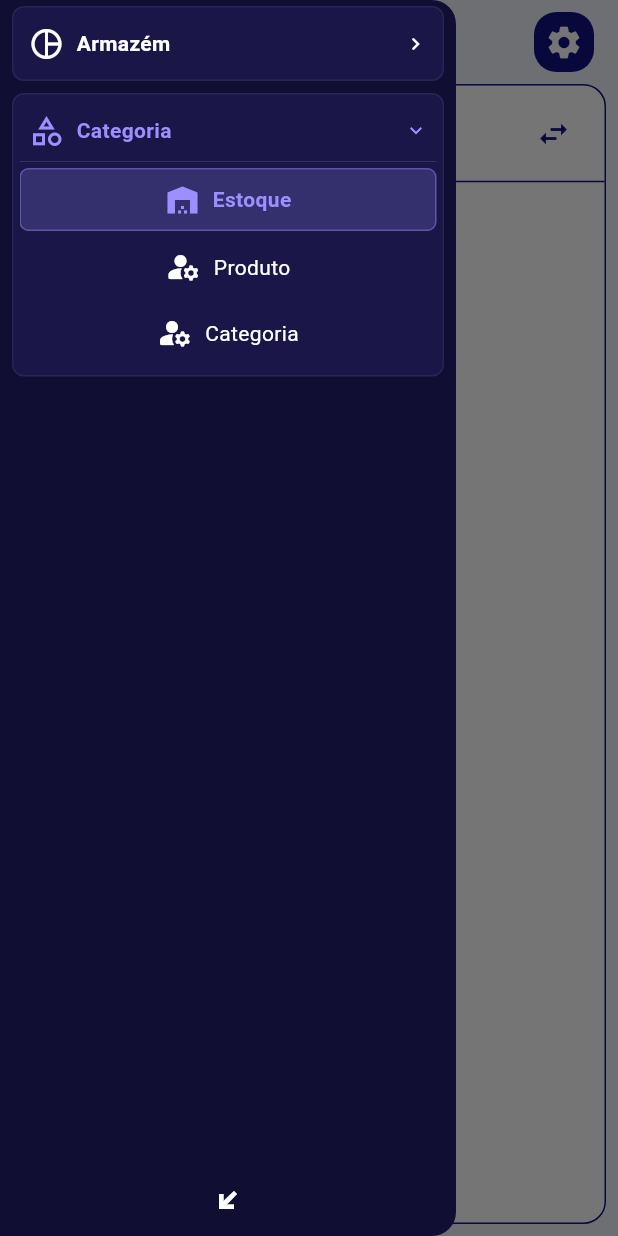
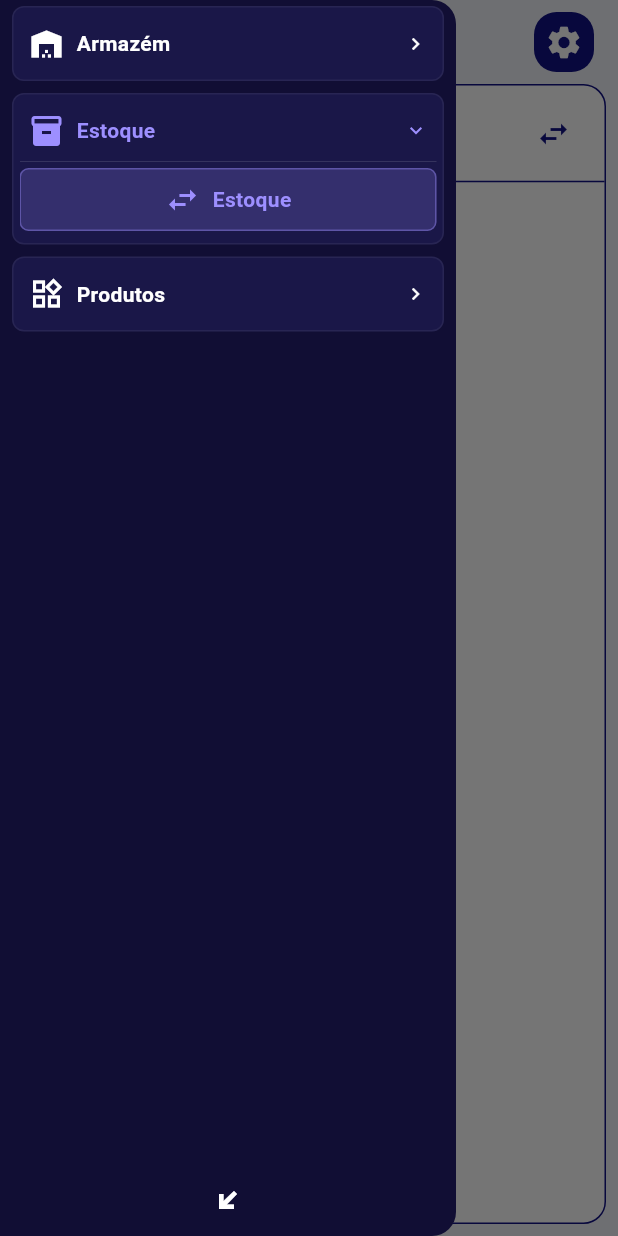
Before and after one commit to kenaiebatista/hazard, a Flutter app: the StockScreen screen opened by its route, after a tap on the "menu" icon, on a phone screen of 412 x 824 dp. Run offline on Flutter 3.47's test engine with Material 3 defaults, Android fonts, the phone set to English and light mode, and no system bars; our stand-ins replace go_router, syncfusion_flutter_charts.

Commit message:
Refactor screens, providers, usecases

```diff
--- a/lib/l10n/app_en.arb
+++ b/lib/l10n/app_en.arb
@@ -38,7 +38,8 @@
   "warehouseManageTitle": "Manage Warehouse",
 
   "sidebarModuleWarehouse": "Warehouse",
-  "sidebarModuleCategory": "Category",
+  "sidebarModuleStock": "Stock",
+  "sidebarModuleProduct": "Products",
 
   "categoryTitle": "Category",
   "categoryEmpty": "No categories registered.",
--- a/lib/l10n/app_es.arb
+++ b/lib/l10n/app_es.arb
@@ -38,7 +38,8 @@
   "warehouseManageTitle": "Gestionar Almacén",
 
   "sidebarModuleWarehouse": "Almacén",
-  "sidebarModuleCategory": "Categoría",
+  "sidebarModuleStock": "Inventario",
+  "sidebarModuleProduct": "Productos",
 
   "categoryTitle": "Categoría",
   "categoryEmpty": "No hay categorías registradas.",
--- a/lib/l10n/app_localizations.dart
+++ b/lib/l10n/app_localizations.dart
@@ -274,11 +274,17 @@ abstract class AppLocalizations {
   /// **'Armazém'**
   String get sidebarModuleWarehouse;
 
-  /// No description provided for @sidebarModuleCategory.
+  /// No description provided for @sidebarModuleStock.
   ///
   /// In pt, this message translates to:
-  /// **'Categoria'**
-  String get sidebarModuleCategory;
+  /// **'Estoque'**
+  String get sidebarModuleStock;
+
+  /// No description provided for @sidebarModuleProduct.
+  ///
+  /// In pt, this message translates to:
+  /// **'Produtos'**
+  String get sidebarModuleProduct;
 
   /// No description provided for @categoryTitle.
   ///
--- a/lib/l10n/app_localizations_en.dart
+++ b/lib/l10n/app_localizations_en.dart
@@ -99,7 +99,10 @@ class AppLocalizationsEn extends AppLocalizations {
   String get sidebarModuleWarehouse => 'Warehouse';
 
   @override
-  String get sidebarModuleCategory => 'Category';
+  String get sidebarModuleStock => 'Stock';
+
+  @override
+  String get sidebarModuleProduct => 'Products';
 
   @override
   String get categoryTitle => 'Category';
--- a/lib/l10n/app_localizations_es.dart
+++ b/lib/l10n/app_localizations_es.dart
@@ -99,7 +99,10 @@ class AppLocalizationsEs extends AppLocalizations {
   String get sidebarModuleWarehouse => 'Almacén';
 
   @override
-  String get sidebarModuleCategory => 'Categoría';
+  String get sidebarModuleStock => 'Inventario';
+
+  @override
+  String get sidebarModuleProduct => 'Productos';
 
   @override
   String get categoryTitle => 'Categoría';
--- a/lib/l10n/app_localizations_pt.dart
+++ b/lib/l10n/app_localizations_pt.dart
@@ -99,7 +99,10 @@ class AppLocalizationsPt extends AppLocalizations {
   String get sidebarModuleWarehouse => 'Armazém';
 
   @override
-  String get sidebarModuleCategory => 'Categoria';
+  String get sidebarModuleStock => 'Estoque';
+
+  @override
+  String get sidebarModuleProduct => 'Produtos';
 
   @override
   String get categoryTitle => 'Categoria';
--- a/lib/l10n/app_pt.arb
+++ b/lib/l10n/app_pt.arb
@@ -38,7 +38,8 @@
   "warehouseManageTitle": "Gerenciar Armazém",
 
   "sidebarModuleWarehouse": "Armazém",
-  "sidebarModuleCategory": "Categoria",
+  "sidebarModuleStock": "Estoque",
+  "sidebarModuleProduct": "Produtos",
 
   "categoryTitle": "Categoria",
   "categoryEmpty": "Nenhuma categoria cadastrada.",
--- a/lib/presentation/providers/sidebar_provider.dart
+++ b/lib/presentation/providers/sidebar_provider.dart
@@ -35,7 +35,8 @@ class SideBarProvider extends ChangeNotifier {
   void _init() async {
     final json = {
       'modulo1': ['warehouse', 'warehouse_manage'],
-      'modulo2': ['stock', 'product', 'category'],
+      'modulo2': ['stock'],
+      'modulo3': ['product', 'category'],
     };
 
     for (final key in json.keys) {
@@ -46,7 +47,7 @@ class SideBarProvider extends ChangeNotifier {
           module = SidebarGroup(
             textCode: key,
             title: 'Armazém',
-            icon: Icons.pie_chart_outline,
+            icon: Icons.warehouse,
             items: [],
           );
 
@@ -59,12 +60,12 @@ class SideBarProvider extends ChangeNotifier {
               case 'warehouse':
                 itemName = 'Armazém';
                 itemRoute = '/warehouse';
-                itemIcon = Icons.warehouse;
+                itemIcon = Icons.list_alt;
                 break;
               case 'warehouse_manage':
                 itemName = 'Gestão';
                 itemRoute = '/warehouse/management';
-                itemIcon = Icons.manage_accounts_rounded;
+                itemIcon = Icons.dashboard_outlined;
                 break;
             }
 
@@ -85,8 +86,8 @@ class SideBarProvider extends ChangeNotifier {
         case 'modulo2':
           module = SidebarGroup(
             textCode: key,
-            title: 'Categoria',
-            icon: Icons.category_outlined,
+            title: 'Estoque',
+            icon: Icons.inventory,
             items: [],
           );
 
@@ -99,17 +100,47 @@ class SideBarProvider extends ChangeNotifier {
               case 'stock':
                 itemName = 'Estoque';
                 itemRoute = '/stock';
-                itemIcon = Icons.warehouse;
+                itemIcon = Icons.swap_horiz;
                 break;
+            }
+
+            if (itemRoute == null) {
+              continue;
+            }
+
+            module.items.add(
+              SidebarItem(
+                textCode: item,
+                title: itemName!,
+                route: itemRoute,
+                icon: itemIcon!,
+              ),
+            );
+          }
+          break;
+        case 'modulo3':
+          module = SidebarGroup(
+            textCode: key,
+            title: 'Produtos',
+            icon: Icons.widgets_outlined,
+            items: [],
+          );
+
+          for (final item in json[key] ?? []) {
+            String? itemName;
+            String? itemRoute;
+            IconData? itemIcon;
+
+            switch (item) {
               case 'product':
                 itemName = 'Produto';
                 itemRoute = '/product';
-                itemIcon = Icons.manage_accounts_rounded;
+                itemIcon = Icons.inventory_2;
                 break;
               case 'category':
                 itemName = 'Categoria';
                 itemRoute = '/category';
-                itemIcon = Icons.manage_accounts_rounded;
+                itemIcon = Icons.category;
                 break;
             }
 
--- a/lib/presentation/screens/category/category_screen.dart
+++ b/lib/presentation/screens/category/category_screen.dart
@@ -5,6 +5,7 @@ import 'package:hazard/l10n/app_localizations.dart';
 import 'package:hazard/presentation/providers/category_provider.dart';
 import 'package:hazard/presentation/screens/category/category_register_screen.dart';
 import 'package:hazard/presentation/widgets/app_appbar.dart';
+import 'package:hazard/presentation/widgets/icon_square_widget.dart';
 
 class CategoryScreen extends StatefulWidget {
   const CategoryScreen({super.key});
@@ -165,7 +166,9 @@ class _CategoryScreenState extends State<CategoryScreen> {
                           return Card(
                             margin: const EdgeInsets.all(8),
                             child: ExpansionTile(
-                              leading: const Icon(Icons.category_outlined),
+                              leading: const IconSquareWidget(
+                                icon: Icons.category_outlined,
+                              ),
                               title: Row(
                                 children: [
                                   Expanded(child: Text(category.name)),
--- a/lib/presentation/widgets/app_sidebar.dart
+++ b/lib/presentation/widgets/app_sidebar.dart
@@ -14,7 +14,9 @@ String _groupTitle(AppLocalizations l10n, String textCode) {
     case 'modulo1':
       return l10n.sidebarModuleWarehouse;
     case 'modulo2':
-      return l10n.sidebarModuleCategory;
+      return l10n.sidebarModuleStock;
+    case 'modulo3':
+      return l10n.sidebarModuleProduct;
     default:
       return textCode;
   }
--- a/lib/presentation/widgets/rightside_warehouse_screen_widget.dart
+++ b/lib/presentation/widgets/rightside_warehouse_screen_widget.dart
@@ -209,7 +209,9 @@ class _WarehouseRightsideWidgetState extends State<WarehouseRightsideWidget> {
                           onPressed: _searchCep,
                         ),
                   validator: (value) {
-                    if (value == null || value.trim().length != 8) {
+                    if (value != null &&
+                        value.trim().isNotEmpty &&
+                        value.trim().length != 8) {
                       return l10n.warehouseValidatorCepInvalid;
                     }
                     return null;
```
Also changed, not shown: lib/presentation/screens/product/product_screen.dart (+26 -13 lines), lib/presentation/screens/warehouse/warehouse_screen.dart (+19 -13 lines), lib/presentation/widgets/icon_square_widget.dart (added, +25 -0 lines), lib/presentation/widgets/info_badge_widget.dart (added, +19 -0 lines).
